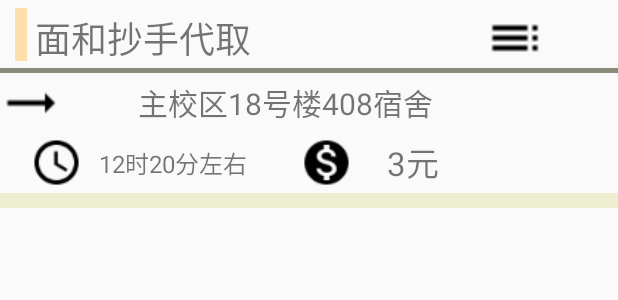
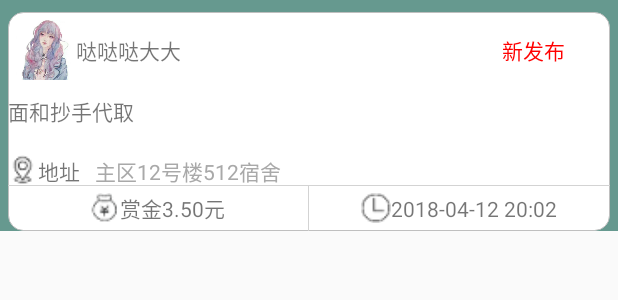
Before and after one commit to stubborny/Julie, an Android app: the layout order_item.xml on its own in the app's theme, with its tools: preview values and no code run, on a phone screen of 412 x 824 dp. Shown: the top 300 px of the screen. Run offline under Robolectric (Android 15) with nearby library versions, the phone set to English and light mode, and no system bars.

Commit message:
显示订单

```diff
--- /dev/null
+++ b/app/src/main/res/drawable/layout_border.xml
@@ -0,0 +1,15 @@
+<?xml version="1.0" encoding="utf-8"?>
+<shape xmlns:android="http://schemas.android.com/apk/res/android" >
+
+    <solid android:color="#FFFFFF" />
+
+    <stroke
+        android:width="0.01dp"
+        android:color="#BFBFBF" />
+    <corners
+        android:bottomLeftRadius="10dp"
+        android:bottomRightRadius="10dp"
+        android:topLeftRadius="10dp"
+        android:topRightRadius="10dp" />
+
+</shape>
--- a/app/src/main/res/layout/order_item.xml
+++ b/app/src/main/res/layout/order_item.xml
@@ -1,121 +1,156 @@
 <?xml version="1.0" encoding="utf-8"?>
 <LinearLayout xmlns:android="http://schemas.android.com/apk/res/android"
+    xmlns:app="http://schemas.android.com/apk/res-auto"
     android:layout_width="match_parent"
-    android:layout_height="140dp"
+    android:layout_height="154dp"
+    android:background="@color/theme"
     android:orientation="vertical">
+
+    <RelativeLayout
+        android:layout_width="match_parent"
+        android:layout_height="match_parent"
+        android:layout_marginLeft="5dp"
+        android:layout_marginRight="5dp"
+        android:layout_marginTop="8dp"
+        android:background="@drawable/layout_border">
 
         <LinearLayout
             android:layout_width="match_parent"
+            android:layout_height="match_parent"
+            android:orientation="vertical">
+
+            <RelativeLayout
+                android:layout_width="match_parent"
                 android:layout_height="40dp"
-        android:layout_marginTop="5dp"
-        android:orientation="horizontal">
-        <View
-            android:layout_width="8dp"
-            android:layout_height="35dp"
-            android:layout_marginLeft="10dp"
-            android:background="#FFDEAD"/>
+                android:layout_marginBottom="10dp"
+                android:layout_marginLeft="5dp"
+                android:layout_marginTop="5dp">
+
+                <ImageView
+                    android:id="@+id/oi_img_userpic"
+                    android:layout_width="40dp"
+                    android:layout_height="40dp"
+                    android:layout_alignParentLeft="true"
+                    android:layout_alignParentStart="true"
+                    android:layout_alignParentTop="true"
+                    android:background="@mipmap/aaa_pic" />
 
                 <TextView
-            android:id="@+id/text_title"
-            android:layout_width="200dp"
+                    android:id="@+id/oi_text_username"
+                    android:layout_width="wrap_content"
+                    android:layout_height="match_parent"
+                    android:layout_alignParentTop="true"
+                    android:layout_toEndOf="@+id/oi_img_userpic"
+                    android:layout_toRightOf="@+id/oi_img_userpic"
+                    android:gravity="center"
+                    android:text="哒哒哒大大" />
+
+                <TextView
+                    android:id="@+id/oi_text_state"
+                    android:layout_width="wrap_content"
+                    android:layout_height="match_parent"
+                    android:layout_alignParentEnd="true"
+                    android:layout_alignParentRight="true"
+                    android:layout_alignParentTop="true"
+                    android:layout_marginRight="30dp"
+                    android:gravity="center"
+                    android:text="新发布"
+                    android:textColor="@color/red" />
+
+            </RelativeLayout>
+
+            <TextView
+                android:id="@+id/oi_text_content"
+                android:layout_width="match_parent"
                 android:layout_height="40dp"
-            android:text="面和抄手代取"
-            android:layout_marginLeft="5dp"
-            android:gravity="center_vertical"
-            android:textSize="24sp" />
+                android:ellipsize="end"
+                android:maxLines="2"
+                android:text="面和抄手代取" />
+
+            <LinearLayout
+                android:layout_width="match_parent"
+                android:layout_height="20dp">
 
                 <ImageView
-            android:layout_width="40dp"
-            android:layout_height="40dp"
-            android:layout_marginLeft="100dp"
-            android:src="@mipmap/ic_toc_black_24dp"/>
+                    android:layout_width="20dp"
+                    android:layout_height="20dp"
+                    android:background="@mipmap/address" />
 
+                <TextView
+                    android:id="@+id/textView2"
+                    android:layout_width="wrap_content"
+                    android:layout_height="match_parent"
+                    android:gravity="center"
+                    android:text="地址   " />
+
+                <TextView
+                    android:id="@+id/oi_text_address"
+                    android:layout_width="match_parent"
+                    android:layout_height="match_parent"
+                    android:gravity="center_vertical"
+                    android:text="主区12号楼512宿舍"
+                    android:textColor="@color/darkgrey" />
             </LinearLayout>
 
             <View
                 android:layout_width="match_parent"
-                android:layout_height="3dp"
-                android:background="#8B8B7A"/>
-
-        <LinearLayout
-            android:layout_width="380dp"
-            android:layout_height="40dp"
-            android:orientation="horizontal">
-
-            <ImageView
-                android:layout_width="40dp"
-                android:layout_height="40dp"
-                android:layout_gravity="center"
-                android:src="@mipmap/ic_trending_flat_black_24dp"/>
-
-            <TextView
-                android:id="@+id/text_address"
-                android:layout_width="300dp"
-                android:layout_height="40dp"
-                android:layout_gravity="center"
-                android:gravity="center"
-                android:text="主校区18号楼408宿舍"
-                android:textSize="20sp" />
-
-        </LinearLayout>
+                android:layout_height="0.5dp"
+                android:background="@color/lightgrey" />
 
             <LinearLayout
                 android:layout_width="match_parent"
-        android:layout_height="40dp"
+                android:layout_height="30dp"
                 android:orientation="horizontal">
 
                 <LinearLayout
-            android:layout_width="180dp"
-            android:layout_height="40dp"
-            android:orientation="horizontal"
-            android:layout_marginLeft="20dp">
+                    android:layout_width="0dp"
+                    android:layout_height="match_parent"
+                    android:layout_weight="1"
+                    android:gravity="center">
 
                     <ImageView
-                android:layout_width="35dp"
-                android:layout_height="35dp"
+                        android:layout_width="20dp"
+                        android:layout_height="20dp"
                         android:layout_gravity="center"
-                android:src="@mipmap/ic_query_builder_black_24dp"/>
+                        android:background="@mipmap/reward" />
 
                     <TextView
-                android:id="@+id/text_time"
-                android:layout_width="120dp"
-                android:layout_height="40dp"
-                android:layout_gravity="center"
-                android:text="12时20分左右"
+                        android:id="@+id/oi_text_reward"
+                        android:layout_width="wrap_content"
+                        android:layout_height="wrap_content"
                         android:gravity="center"
-                android:textSize="16sp" />
+                        android:text="赏金3.50元" />
                 </LinearLayout>
 
+                <View
+                    android:layout_width="0.5dp"
+                    android:layout_height="match_parent"
+                    android:background="@color/lightgrey" />
+
                 <LinearLayout
-            android:layout_width="180dp"
-            android:layout_height="40dp"
-            android:orientation="horizontal">
+                    android:layout_width="0dp"
+                    android:layout_height="match_parent"
+                    android:layout_weight="1"
+                    android:gravity="center">
 
                     <ImageView
-            android:layout_width="35dp"
-            android:layout_height="35dp"
+                        android:layout_width="20dp"
+                        android:layout_height="20dp"
                         android:layout_gravity="center"
-            android:src="@mipmap/ic_monetization_on_black_24dp"/>
+                        android:background="@mipmap/time" />
 
                     <TextView
-            android:id="@+id/text_money"
-            android:layout_width="80dp"
-            android:layout_height="35dp"
+                        android:id="@+id/oi_text_time"
+                        android:layout_width="wrap_content"
+                        android:layout_height="wrap_content"
                         android:gravity="center"
-            android:layout_gravity="center"
-            android:textSize="22sp"
-            android:text="3元" />
+                        android:text="2018-04-12 20:02" />
+                </LinearLayout>
 
 
             </LinearLayout>
-
         </LinearLayout>
 
-    <View
-        android:layout_width="match_parent"
-        android:layout_height="10dp"
-        android:background="#EEEED1"
-        android:focusable="true"
-        android:focusableInTouchMode="true" />
 
+    </RelativeLayout>
 </LinearLayout>
```
Also changed, not shown: app/src/main/java/com/bjtu/julie/Adapter/FootManAdaper.java (added, +93 -0 lines), app/src/main/java/com/bjtu/julie/Fragment/FootManFragment.java (+51 -45 lines), app/src/main/java/com/bjtu/julie/Model/Order.java (+80 -15 lines), app/src/main/java/com/bjtu/julie/Util/DateUtil.java (added, +46 -0 lines), app/src/main/res/layout/activity_foot_man.xml (+6 -7 lines), app/src/main/res/mipmap-xxxhdpi/address.png (added), app/src/main/res/mipmap-xxxhdpi/load_error.png (added), app/src/main/res/mipmap-xxxhdpi/loading.png (added), app/src/main/res/mipmap-xxxhdpi/reward.png (added), app/src/main/res/mipmap-xxxhdpi/time.png (added). Lines whose indentation alone changed are shown as unchanged.
